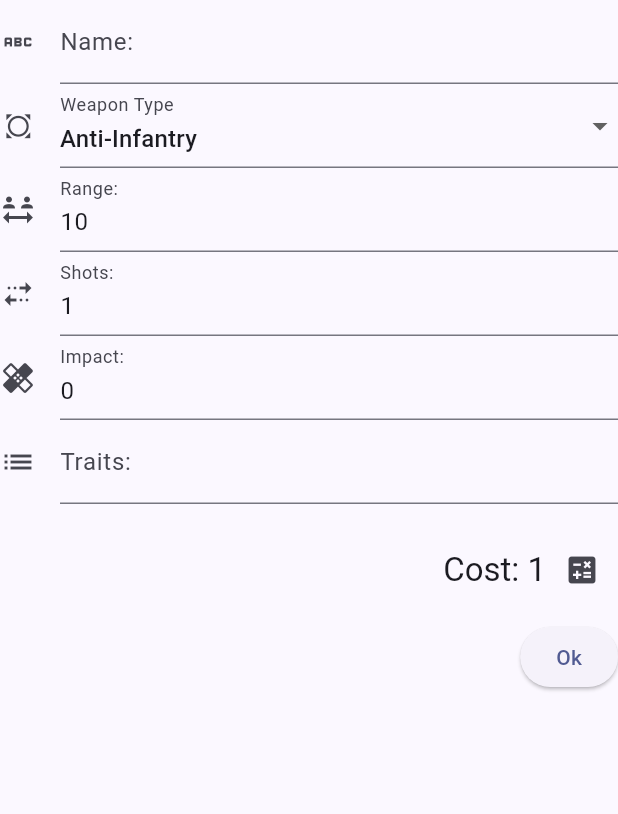
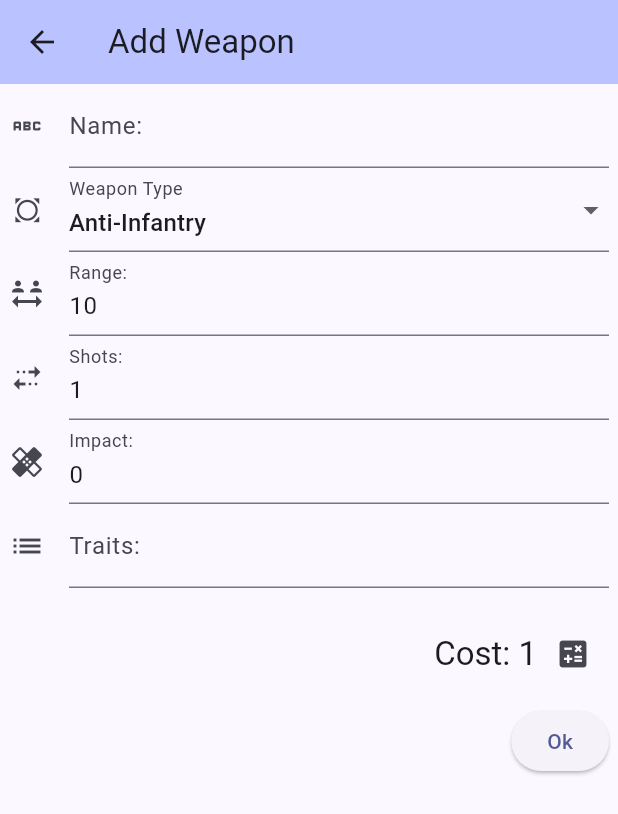
Before and after one commit to pkuehne/laserstorm-companion, a Flutter app: the WeaponForm screen opened directly, on a phone screen of 412 x 824 dp. Shown: the top 814 px of the screen. Run offline on Flutter 3.47's test engine with Material 3 defaults, Android fonts, the phone set to English and light mode, and no system bars; our stand-ins replace firebase_core; accounts and stored records are empty.

Commit message:
fix issues with weapon conversion

```diff
--- a/lib/main.dart
+++ b/lib/main.dart
@@ -2,6 +2,7 @@ import 'package:flutter/material.dart';
 import 'package:provider/provider.dart';
 import 'package:weasel/src/laserstorm/add_edit_stand_dialog.dart';
 import 'package:weasel/src/laserstorm/add_edit_unit_page.dart';
+import 'package:weasel/src/laserstorm/add_edit_weapon_dialog.dart';
 import 'package:weasel/src/laserstorm/stands_page.dart';
 import 'package:weasel/src/laserstorm/units_page.dart';
 import 'package:weasel/src/laserstorm/weapons_page.dart';
@@ -27,6 +28,8 @@ class MyApp extends StatelessWidget {
         initialRoute: "/laserstorm/weapons/",
         routes: {
           WeaponsPage.routeName: (context) => const WeaponsPage(),
+          AddWeaponPage.routeName: (context) => const AddWeaponPage(),
+          EditWeaponPage.routeName: (context) => const EditWeaponPage(),
           StandsPage.routeName: (context) => const StandsPage(),
           AddStandPage.routeName: (context) => const AddStandPage(),
           EditStandPage.routeName: (context) => const EditStandPage(),
--- a/lib/src/laserstorm/add_edit_weapon_dialog.dart
+++ b/lib/src/laserstorm/add_edit_weapon_dialog.dart
@@ -1,6 +1,7 @@
 import 'package:flutter/material.dart';
 import 'package:flutter/services.dart';
 import 'package:provider/provider.dart';
+import 'package:weasel/src/laserstorm/laser_storm_scaffold.dart';
 import '../app_states.dart';
 import 'weapon.dart';
 import 'validators.dart' as validator;
@@ -134,7 +135,12 @@ class _WeaponFormState extends State<WeaponForm> {
   Widget build(BuildContext context) {
     // var appState = Provider.of<AppState>(context, listen: false);
 
-    return SingleChildScrollView(
+    return LaserStormScaffold(
+      title: widget.title,
+      body: SingleChildScrollView(
+        child: Center(
+          child: ConstrainedBox(
+            constraints: BoxConstraints.loose(const Size(400, double.infinity)),
             child: Column(
               children: [
                 Form(
@@ -208,7 +214,8 @@ class _WeaponFormState extends State<WeaponForm> {
                           FilteringTextInputFormatter.digitsOnly,
                         ],
                         validator: (v) =>
-                      validator.notEmpty(v) ?? validator.positiveNumber(v),
+                            validator.notEmpty(v) ??
+                            validator.positiveNumber(v),
                         onSaved: (v) => widget.weapon.impact = int.parse(v!),
                       ),
                       TextFormField(
@@ -253,6 +260,9 @@ class _WeaponFormState extends State<WeaponForm> {
                 ),
               ],
             ),
+          ),
+        ),
+      ),
     );
   }
 }
```
Lines whose indentation alone changed are shown as unchanged.
